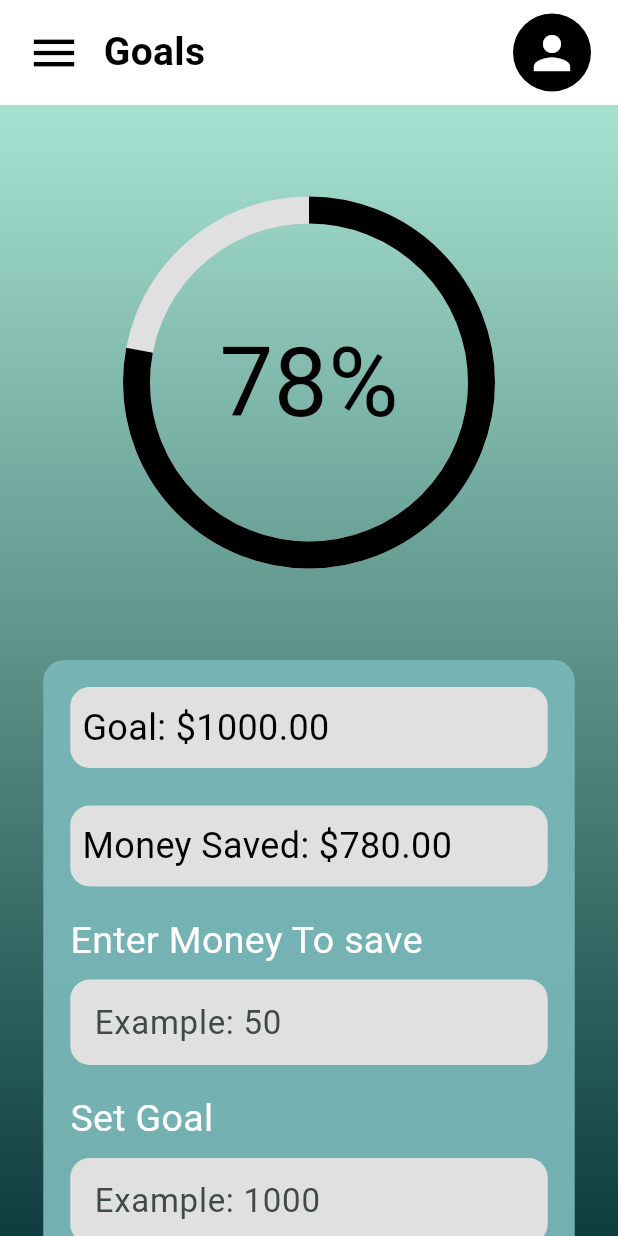
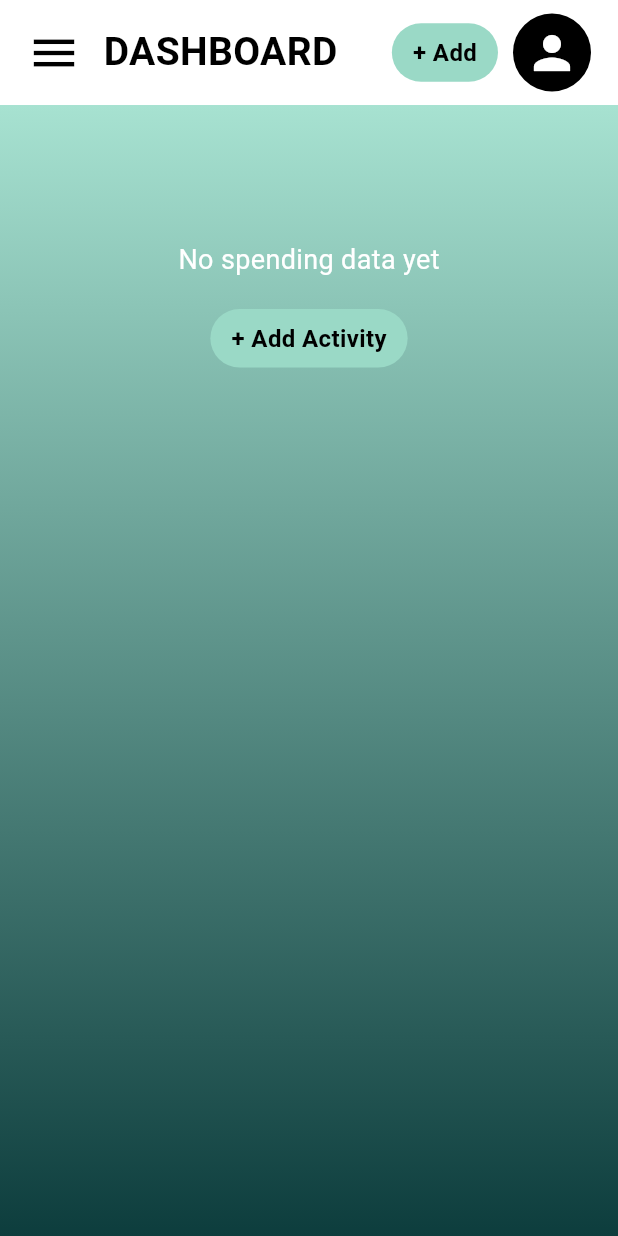
Before and after one commit to ArthurKhoaPham/Budget-Tracking-App, a Flutter app: the screen it shows after launch, on a phone screen of 412 x 824 dp. Run offline on Flutter 3.47's test engine with Material 3 defaults, Android fonts, the phone set to English and light mode, and no system bars; our stand-ins replace pie_chart, supabase_flutter; accounts and stored records are empty.

Commit message:
Added dashboard page with backend integration

```diff
--- /dev/null
+++ b/budgeting/devtools_options.yaml
@@ -0,0 +1,3 @@
+description: This file stores settings for Dart & Flutter DevTools.
+documentation: https://docs.flutter.dev/tools/devtools/extensions#configure-extension-enablement-states
+extensions:
--- /dev/null
+++ b/budgeting/lib/dashboard_page.dart
@@ -0,0 +1,427 @@
+import 'package:flutter/material.dart';
+import 'package:supabase_flutter/supabase_flutter.dart';
+import 'package:pie_chart/pie_chart.dart';
+import 'add_activity_screen.dart';
+
+// Data for category spending
+class CategorySpending {
+  final int categoryId;
+  final String name;
+  final double amount;
+  final Color color;
+
+  CategorySpending({
+    required this.categoryId,
+    required this.name,
+    required this.amount,
+    required this.color,
+  });
+}
+
+class DashboardPage extends StatefulWidget {
+  const DashboardPage({super.key});
+
+  @override
+  State<DashboardPage> createState() => _DashboardPageState();
+}
+
+class _DashboardPageState extends State<DashboardPage> {
+  final SupabaseClient supabase = Supabase.instance.client;
+
+  bool _isLoading = true;
+  List<CategorySpending> categorySpendings = [];
+  double totalBalance = 0.0;
+
+  // Category ID to name map
+  final Map<int, String> categoryIdToName = {
+    1: 'Food',
+    2: 'Travel Expenses',
+    3: 'Rent & Utilities',
+    4: 'Entertainment',
+    5: 'Budget',
+  };
+
+  // Category name to color map
+  final Map<String, Color> categoryColors = {
+    'Food': const Color(0xFFFFEB3B), // Yellow
+    'Travel Expenses': const Color(0xFFF44336), // Red
+    'Rent & Utilities': const Color(0xFF00BCD4), // Cyan
+    'Taxes': const Color(0xFFFF9800), // Orange
+    'Entertainment': const Color(0xFF673AB7), // Blue/Purple
+    'Budget': const Color(0xFFE91E63), // Magenta
+  };
+
+  @override
+  void initState() {
+    super.initState();
+    _loadDashboardData();
+  }
+
+  Future<void> _loadDashboardData() async {
+    setState(() {
+      _isLoading = true;
+    });
+
+    try {
+      final user = supabase.auth.currentUser;
+
+      if (user == null) {
+        setState(() {
+          _isLoading = false;
+        });
+        return;
+      }
+
+      // Fetch all transactions for current user
+      final data = await supabase
+          .from('transactions')
+          .select()
+          .eq('user_id', user.id);
+
+      // Group transactions by category and total amounts
+      Map<int, double> categoryAmounts = {};
+      for (var transaction in data) {
+        final categoryId = transaction['category_id'] as int;
+        final amount = double.tryParse(transaction['amount'].toString()) ?? 0.0;
+        categoryAmounts[categoryId] =
+            (categoryAmounts[categoryId] ?? 0.0) + amount;
+      }
+
+      // Build CategorySpending list for all possible categories
+      List<CategorySpending> spendings = [];
+      categoryIdToName.forEach((categoryId, categoryName) {
+        final amount = categoryAmounts[categoryId] ?? 0.0;
+        spendings.add(
+          CategorySpending(
+            categoryId: categoryId,
+            name: categoryName,
+            amount: amount,
+            color: categoryColors[categoryName] ?? Colors.grey,
+          ),
+        );
+      });
+
+      // Add Taxes category
+      spendings.add(
+        CategorySpending(
+          categoryId: 6,
+          name: 'Taxes',
+          amount: categoryAmounts[6] ?? 0.0,
+          color: categoryColors['Taxes'] ?? Colors.orange,
+        ),
+      );
+
+      // Calculate total balance
+      double total = 0.0;
+      for (var spending in spendings) {
+        total += spending.amount;
+      }
+
+      setState(() {
+        categorySpendings = spendings;
+        totalBalance = total;
+        _isLoading = false;
+      });
+    } catch (error) {
+      _showSnackBar('Error loading dashboard: $error');
+      setState(() {
+        _isLoading = false;
+      });
+    }
+  }
+
+  void _showSnackBar(String message) {
+    if (!mounted) return;
+    ScaffoldMessenger.of(
+      context,
+    ).showSnackBar(SnackBar(content: Text(message)));
+  }
+
+  String _formatMoney(double value) {
+    return '\$${value.toStringAsFixed(2)}';
+  }
+
+  void _navigateToAddActivity() {
+    final user = supabase.auth.currentUser;
+    if (user != null) {
+      Navigator.push(
+        context,
+        MaterialPageRoute(
+          builder: (context) => AddActivityScreen(userId: user.id),
+        ),
+      ).then((_) {
+        // Reload data when returning from AddActivityScreen
+        _loadDashboardData();
+      });
+    } else {
+      _showSnackBar('Please log in first.');
+    }
+  }
+
+  @override
+  Widget build(BuildContext context) {
+    return Scaffold(
+      backgroundColor: const Color(0xFFEAF4F2),
+      body: SafeArea(
+        child: Column(
+          children: [
+            _buildTopBar(),
+            Expanded(
+              child: Container(
+                width: double.infinity,
+                decoration: const BoxDecoration(
+                  gradient: LinearGradient(
+                    colors: [Color(0xFFA7E2D1), Color(0xFF0D3D3D)],
+                    begin: Alignment.topCenter,
+                    end: Alignment.bottomCenter,
+                  ),
+                ),
+                child: _isLoading
+                    ? const Center(
+                        child: CircularProgressIndicator(color: Colors.black),
+                      )
+                    : SingleChildScrollView(
+                        child: Column(
+                          children: [
+                            const SizedBox(height: 50),
+                            _buildPieChart(),
+                            const SizedBox(height: 50),
+                            _buildCategoryCards(),
+                            const SizedBox(height: 30),
+                          ],
+                        ),
+                      ),
+              ),
+            ),
+          ],
+        ),
+      ),
+    );
+  }
+
+  Widget _buildTopBar() {
+    return Container(
+      height: 70,
+      color: Colors.white,
+      padding: const EdgeInsets.symmetric(horizontal: 18),
+      child: Row(
+        children: [
+          const Icon(Icons.menu, size: 36, color: Colors.black),
+          const SizedBox(width: 15),
+          const Text(
+            'DASHBOARD',
+            style: TextStyle(
+              fontSize: 26,
+              fontWeight: FontWeight.bold,
+              color: Colors.black,
+            ),
+          ),
+          const Spacer(),
+          GestureDetector(
+            onTap: _navigateToAddActivity,
+            child: Container(
+              padding: const EdgeInsets.symmetric(horizontal: 14, vertical: 8),
+              decoration: BoxDecoration(
+                color: const Color(0xFF9AD9C6),
+                borderRadius: BorderRadius.circular(20),
+              ),
+              child: const Row(
+                children: [
+                  Text(
+                    '+ Add',
+                    style: TextStyle(
+                      fontSize: 16,
+                      fontWeight: FontWeight.bold,
+                      color: Colors.black,
+                    ),
+                  ),
+                ],
+              ),
+            ),
+          ),
+          const SizedBox(width: 10),
+          Container(
+            width: 52,
+            height: 52,
+            decoration: const BoxDecoration(
+              shape: BoxShape.circle,
+              color: Colors.black,
+            ),
+            child: const Icon(Icons.person, color: Colors.white, size: 36),
+          ),
+        ],
+      ),
+    );
+  }
+
+  Widget _buildPieChart() {
+    // Filter out categories with 0 amount for pie chart display
+    Map<String, double> pieData = {};
+    for (var spending in categorySpendings) {
+      if (spending.amount > 0) {
+        pieData[spending.name] = spending.amount;
+      }
+    }
+
+    // Create color list for pie chart
+    List<Color> colorList = [];
+    pieData.forEach((name, amount) {
+      colorList.add(categoryColors[name] ?? Colors.grey);
+    });
+
+    if (pieData.isEmpty) {
+      return Center(
+        child: Column(
+          children: [
+            const SizedBox(height: 40),
+            const Text(
+              'No spending data yet',
+              style: TextStyle(fontSize: 18, color: Colors.white),
+            ),
+            const SizedBox(height: 20),
+            Container(
+              padding: const EdgeInsets.symmetric(horizontal: 14, vertical: 8),
+              decoration: BoxDecoration(
+                color: const Color(0xFF9AD9C6),
+                borderRadius: BorderRadius.circular(20),
+              ),
+              child: GestureDetector(
+                onTap: _navigateToAddActivity,
+                child: const Row(
+                  mainAxisSize: MainAxisSize.min,
+                  children: [
+                    Text(
+                      '+ Add Activity',
+                      style: TextStyle(
+                        fontSize: 16,
+                        fontWeight: FontWeight.bold,
+                        color: Colors.black,
+                      ),
+                    ),
+                  ],
+                ),
+              ),
+            ),
+            const SizedBox(height: 40),
+          ],
+        ),
+      );
+    }
+
+    return Stack(
+      alignment: Alignment.center,
+      children: [
+        SizedBox(
+          width: 250,
+          height: 250,
+          child: PieChart(
+            dataMap: pieData,
+            animationDuration: const Duration(milliseconds: 800),
+            chartRadius: MediaQuery.of(context).size.width / 3.2,
+            colorList: colorList,
+            initialAngleInDegree: 0,
+            chartType: ChartType.ring,
+            ringStrokeWidth: 30,
+            legendOptions: const LegendOptions(showLegends: false),
+          ),
+        ),
+        Center(
+          child: Column(
+            mainAxisAlignment: MainAxisAlignment.center,
+            children: [
+              const Text(
+                'Total Balance',
+                style: TextStyle(
+                  fontSize: 16,
+                  color: Colors.black,
+                  fontWeight: FontWeight.w500,
+                ),
+              ),
+              const SizedBox(height: 8),
+              Text(
+                _formatMoney(totalBalance),
+                style: const TextStyle(
+                  fontSize: 32,
+                  color: Colors.black,
+                  fontWeight: FontWeight.bold,
+                ),
+              ),
+            ],
+          ),
+        ),
+      ],
+    );
+  }
+
+  Widget _buildCategoryCards() {
+    return Padding(
+      padding: const EdgeInsets.symmetric(horizontal: 16.0),
+      child: Column(
+        children: categorySpendings.map((spending) {
+          return Padding(
+            padding: const EdgeInsets.only(bottom: 12.0),
+            child: Container(
+              padding: const EdgeInsets.symmetric(horizontal: 18, vertical: 14),
+              decoration: BoxDecoration(
+                color: Colors.white,
+                borderRadius: BorderRadius.circular(12),
+              ),
+              child: Row(
+                children: [
+                  // Category color dot
+                  Container(
+                    width: 16,
+                    height: 16,
+                    decoration: BoxDecoration(
+                      shape: BoxShape.circle,
+                      color: spending.color,
+                    ),
+                  ),
+                  const SizedBox(width: 14),
+                  // Category name
+                  Expanded(
+                    child: Text(
+                      spending.name,
+                      style: const TextStyle(
+                        fontSize: 18,
+                        fontWeight: FontWeight.w500,
+                        color: Colors.black,
+                      ),
+                    ),
+                  ),
+                  // Amount display
+                  Text(
+                    _formatMoney(spending.amount),
+                    style: const TextStyle(
+                      fontSize: 16,
+                      fontWeight: FontWeight.bold,
+                      color: Colors.black,
+                    ),
+                  ),
+                  const SizedBox(width: 12),
+                  // Plus button
+                  GestureDetector(
+                    onTap: _navigateToAddActivity,
+                    child: Container(
+                      width: 36,
+                      height: 36,
+                      decoration: BoxDecoration(
+                        shape: BoxShape.circle,
+                        color: const Color(0xFFA7E2D1),
+                      ),
+                      child: const Icon(
+                        Icons.add,
+                        color: Colors.black,
+                        size: 20,
+                      ),
+                    ),
+                  ),
+                ],
+              ),
+            ),
+          );
+        }).toList(),
+      ),
+    );
+  }
+}
--- a/budgeting/lib/main.dart
+++ b/budgeting/lib/main.dart
@@ -2,6 +2,7 @@ import 'package:flutter/material.dart';
 import 'package:supabase_flutter/supabase_flutter.dart';
 import 'add_activity_screen.dart';
 import 'goals_page.dart';
+import 'dashboard_page.dart';
 
 Future<void> main() async {
   WidgetsFlutterBinding.ensureInitialized();
@@ -27,7 +28,7 @@ class BudgetApp extends StatelessWidget {
         useMaterial3: true,
       ),
       // Placeholder UUID
-      home: const GoalsPage(),
+      home: const DashboardPage(),
     );
   }
 }
--- a/budgeting/pubspec.yaml
+++ b/budgeting/pubspec.yaml
@@ -10,6 +10,7 @@ dependencies:
   flutter:
     sdk: flutter
   supabase_flutter: ^2.5.0
+  pie_chart: ^5.3.2
 
 dev_dependencies:
   flutter_test:
```
Also changed, not shown: budgeting/pubspec.lock, 1 other file.
